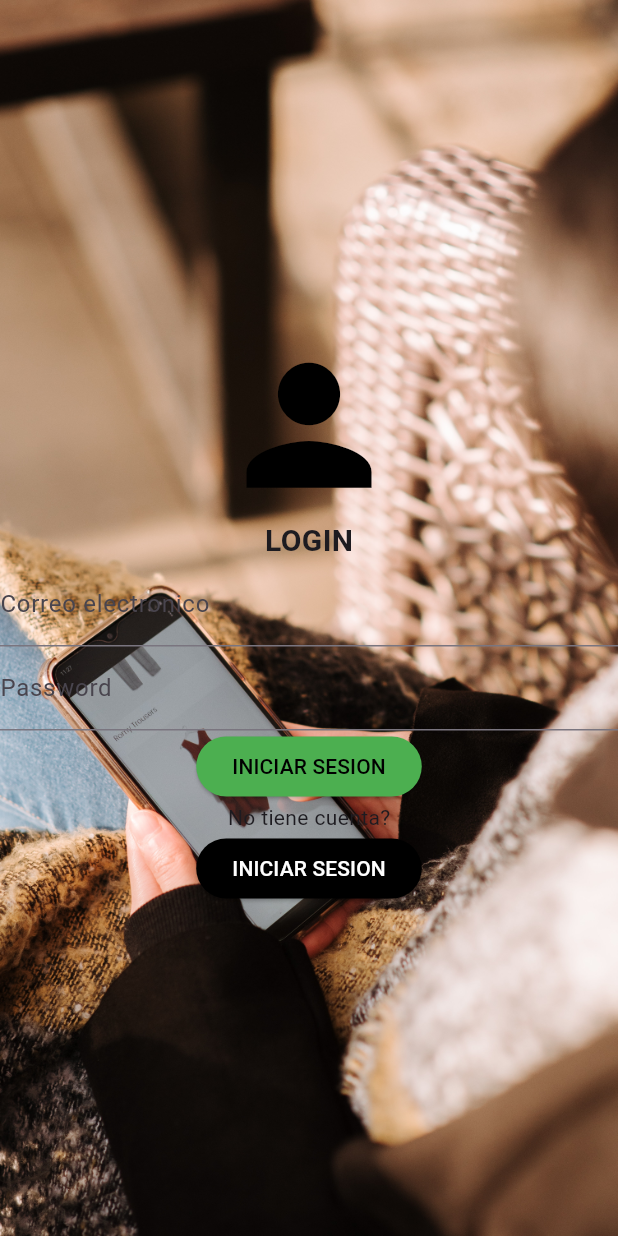
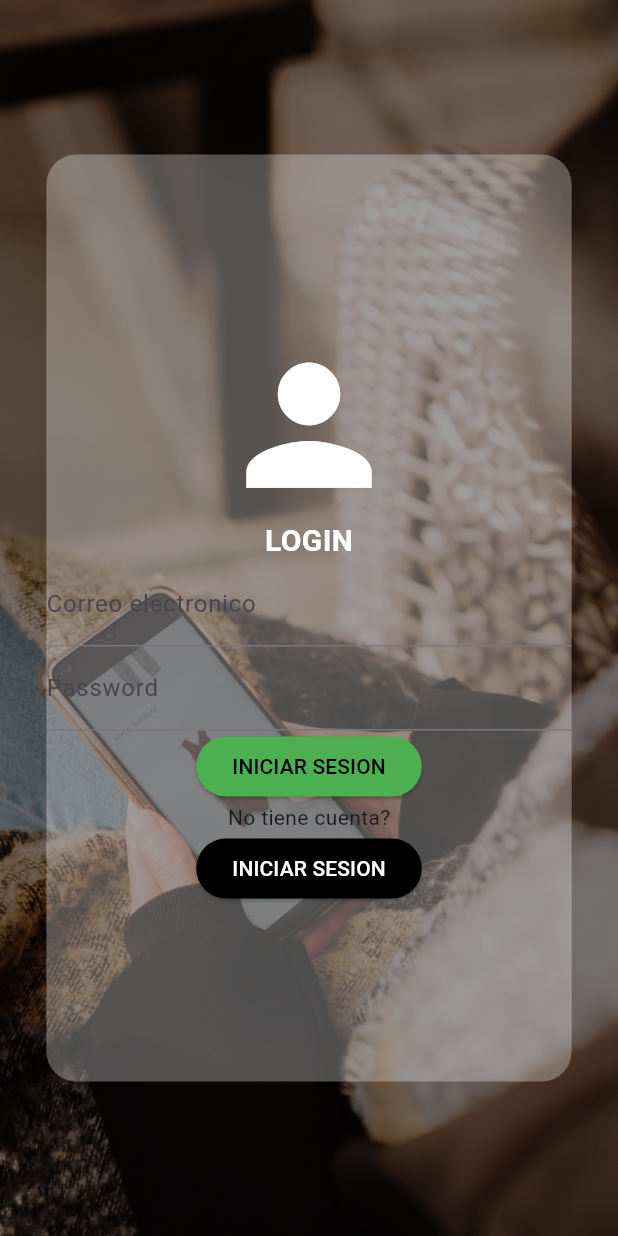
Before and after one commit to emmaprofemx/flutter_ecommerce_app, a Flutter app: the screen it shows after launch, on a phone screen of 412 x 824 dp. Run offline on Flutter 3.47's test engine with Material 3 defaults, Android fonts, the phone set to English and light mode, and no system bars.

Commit message:
Update LoginPage
Envolviendo las propiedades del contenedor de login para una mejor organización de código

```diff
--- a/lib/src/presentation/pages/auth/login/LoginPage.dart
+++ b/lib/src/presentation/pages/auth/login/LoginPage.dart
@@ -9,23 +9,44 @@ class LoginPage extends StatelessWidget {
       body: Container(
         width: double.infinity,
         child: Stack(
+          alignment: Alignment.center,
           children: [
             Image.asset('assets/img/background1.jpg',
             width: MediaQuery.of(context).size.width,
             height: MediaQuery.of(context).size.height,
-            fit: BoxFit.cover,),
-            Column(
+            fit: BoxFit.cover,
+            color: Colors.black54,
+            colorBlendMode: BlendMode.darken,),
+            Container(
+              width: MediaQuery.of(context).size.width *0.85,
+              height: MediaQuery.of(context).size.height * 0.75,
+              decoration: BoxDecoration(
+                  color:  Color.fromRGBO(255, 255, 255, 0.3),
+                  borderRadius: BorderRadius.all(Radius.circular(20))
+              ),
+              child: _ElementosLogin(context),
+            ),
+          ],
+        ),
+      ),
+    );
+  }//Fin de la clase build
+
+
+  Widget _ElementosLogin(BuildContext context){
+    return Column(
                 mainAxisAlignment: MainAxisAlignment.center,
                 crossAxisAlignment: CrossAxisAlignment.center,
                 children: [
                   Icon(
                     Icons.person,
-                  color: Colors.black,
+                    color: Colors.white,
                     size: 125,
                   ) ,
                   Text(
                     'LOGIN' ,
                     style: TextStyle(
+                      color: Colors.white,
                       fontSize: 20 ,
                       fontWeight: FontWeight.bold
                     ),
@@ -54,10 +75,8 @@ class LoginPage extends StatelessWidget {
                       backgroundColor: Colors.black
                     ),)
                 ],
-            ),
-          ],
-        ),
-      ),
               );
   }
-}
+
+
+}//Fin de la clase
```
Lines whose indentation alone changed are shown as unchanged.
